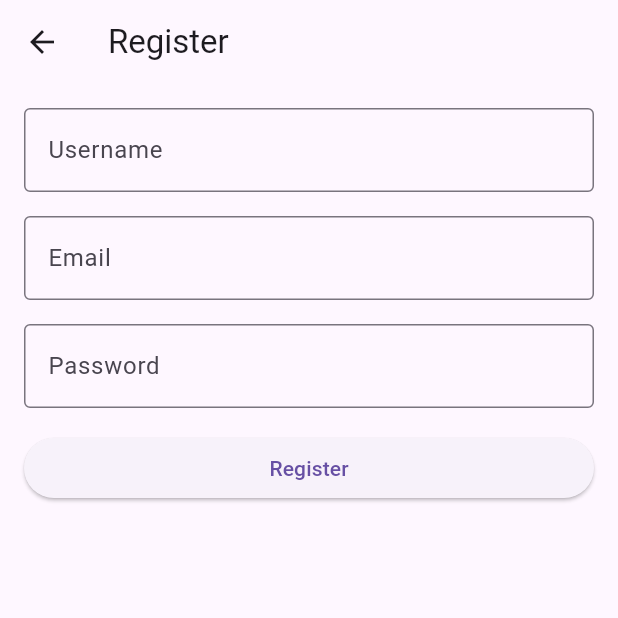
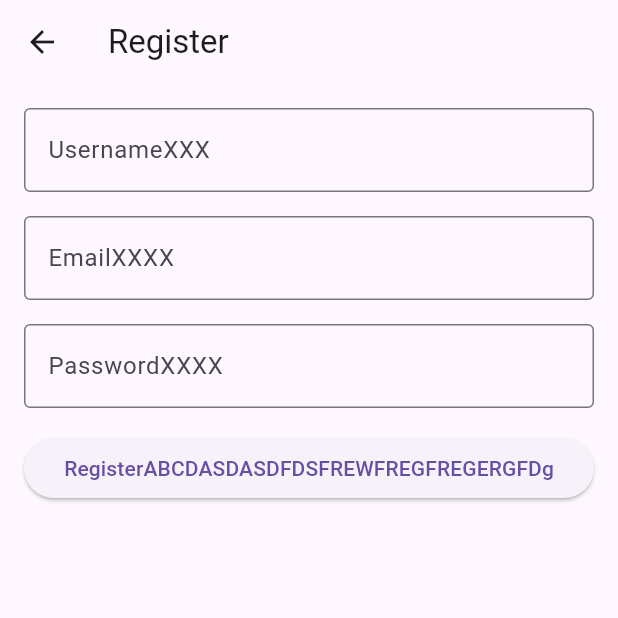
Before and after one commit to merlabinovasyon/CiftlikFlutter, a Flutter app: the RegisterPage screen opened directly, on a phone screen of 412 x 824 dp, the top half of it. Run offline on Flutter 3.47's test engine with Material 3 defaults, Android fonts, the phone set to English and light mode, and no system bars; our stand-ins replace shared_preferences, sqflite; accounts and stored records are empty.

Commit message:
XXXX Eklendi

```diff
--- a/lib/registerPage.dart
+++ b/lib/registerPage.dart
@@ -64,7 +64,7 @@ class _RegisterPageState extends State<RegisterPage> {
             TextField(
               controller: usernameController,
               decoration: InputDecoration(
-                labelText: 'Username',
+                labelText: 'UsernameXXX',
                 border: OutlineInputBorder(),
               ),
             ),
@@ -72,7 +72,7 @@ class _RegisterPageState extends State<RegisterPage> {
             TextField(
               controller: emailController,
               decoration: InputDecoration(
-                labelText: 'Email',
+                labelText: 'EmailXXXX',
                 border: OutlineInputBorder(),
               ),
               keyboardType: TextInputType.emailAddress,
@@ -81,7 +81,7 @@ class _RegisterPageState extends State<RegisterPage> {
             TextField(
               controller: passwordController,
               decoration: InputDecoration(
-                labelText: 'Password',
+                labelText: 'PasswordXXXX',
                 border: OutlineInputBorder(),
               ),
               obscureText: true,
@@ -89,7 +89,7 @@ class _RegisterPageState extends State<RegisterPage> {
             SizedBox(height: 16),
             ElevatedButton(
               onPressed: _register, // Call the register function
-              child: Text('Register'),
+              child: Text('RegisterABCDASDASDFDSFREWFREGFREGERGFDg'),
             ),
           ],
         ),
```
Also changed, not shown: 1 other file.
